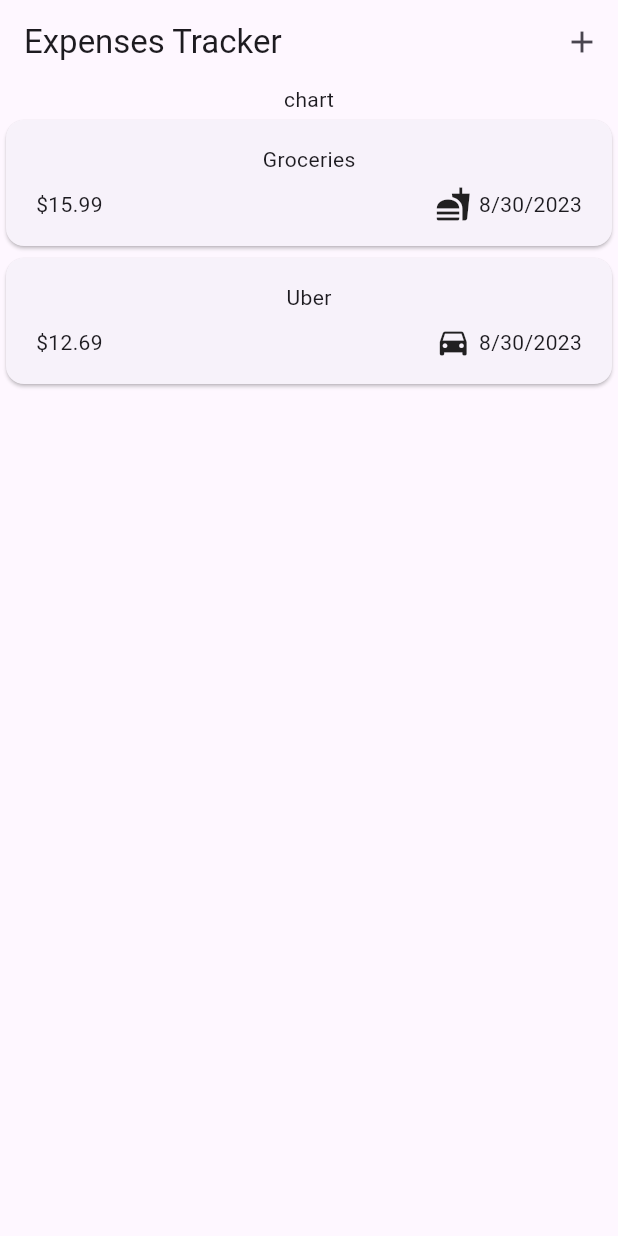
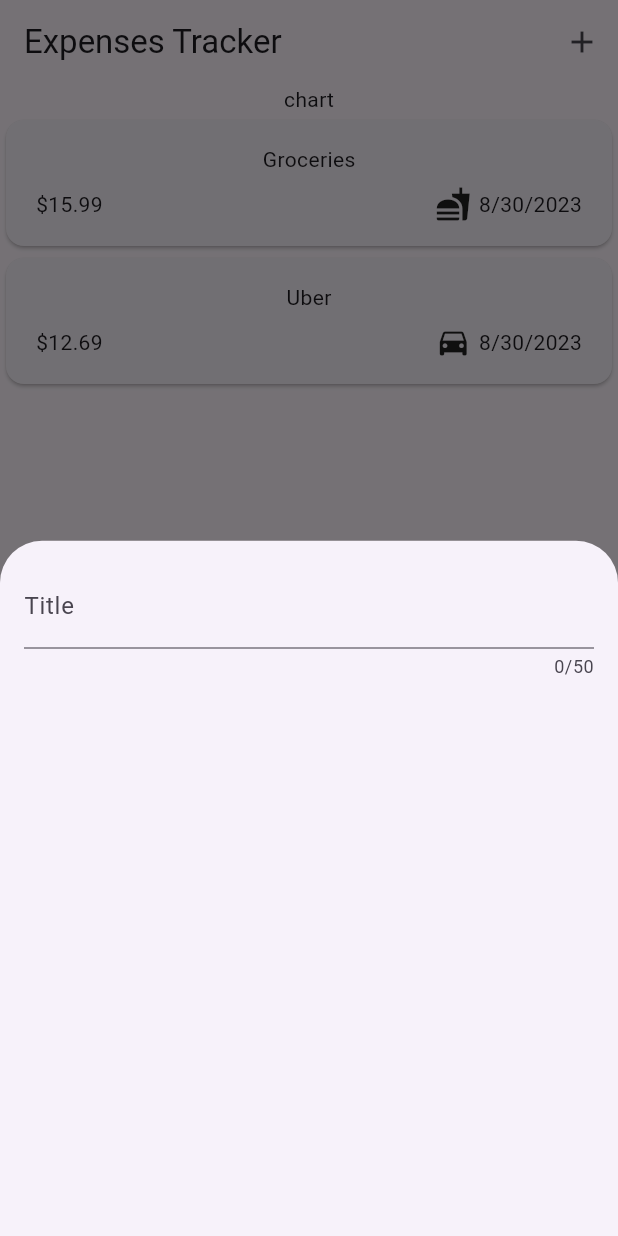
Before and after one commit to abdelbasset-mg/expenses_tracker, a Flutter app: the screen it shows after launch, after a tap on the "add" icon, on a phone screen of 412 x 824 dp. Run offline on Flutter 3.47's test engine with Material 2 defaults, Android fonts, the phone set to English and light mode, and no system bars.

Commit message:
input text

```diff
--- a/lib/widgets/expenses.dart
+++ b/lib/widgets/expenses.dart
@@ -1,6 +1,7 @@
 import 'package:expenses_tracker/models/expense.dart';
 import 'package:flutter/material.dart';
 import 'package:expenses_tracker/widgets/expenses_list/expenses_list.dart';
+import 'package:expenses_tracker/widgets/new_expenses.dart';
 
 class Expenses extends StatefulWidget {
   const Expenses ( {super.key});
@@ -27,6 +28,15 @@ class _ExpensesState extends State<Expenses> {
     ),
   ];
 
+  void _openAddExpensesModal() {
+    showModalBottomSheet(
+      context: context,
+      builder: (cxt) {
+        return const NewExpenses();
+      },
+    );
+  }
+
   @override
   Widget build(BuildContext context) {
     return   Scaffold(
@@ -34,7 +44,7 @@ class _ExpensesState extends State<Expenses> {
         title: const Text('Expenses Tracker'),
         actions: [
           IconButton(
-            onPressed: () {},
+            onPressed: _openAddExpensesModal,
             icon: const Icon(Icons.add),
           )
         ],
--- /dev/null
+++ b/lib/widgets/new_expenses.dart
@@ -0,0 +1,28 @@
+import 'package:flutter/material.dart';
+
+class NewExpenses extends StatefulWidget {
+  const NewExpenses({super.key});
+  @override
+  State<NewExpenses> createState() {
+    return _NewExpensesState();
+  }
+}
+
+class _NewExpensesState extends State<NewExpenses> {
+  @override
+  Widget build(BuildContext context) {
+    return const Padding(
+      padding: EdgeInsets.all(16),
+      child: Column(
+        children: [
+          TextField(
+            maxLength: 50,
+            decoration : InputDecoration(
+              labelText: 'Title',
+            ),
+          )
+        ],
+      ),
+    );
+  }
+}
```
